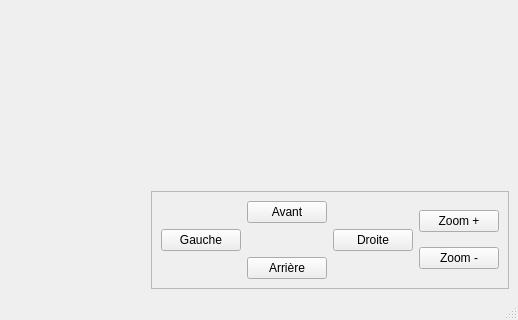
The window that mainwindow.ui (Khral/ProjetRV) describes before a commit, drawn with Qt 5; both pictures show x 282 to 800 and y 280 to 600 of the 800 by 600 pixel window.
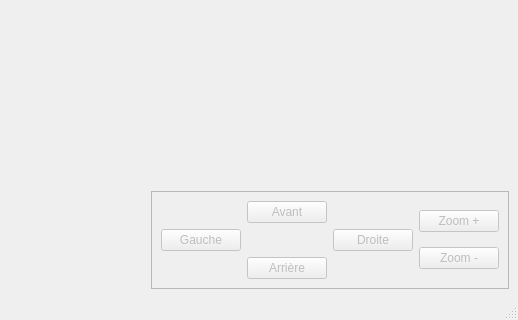
The same window after the commit.

Diff of the .ui file:
```diff
--- a/mainwindow.ui
+++ b/mainwindow.ui
@@ -110,6 +110,9 @@
       </item>
       <item>
        <widget class="QFrame" name="frame_gestionSimu">
+        <property name="enabled">
+         <bool>false</bool>
+        </property>
         <property name="frameShape">
          <enum>QFrame::StyledPanel</enum>
         </property>
```
